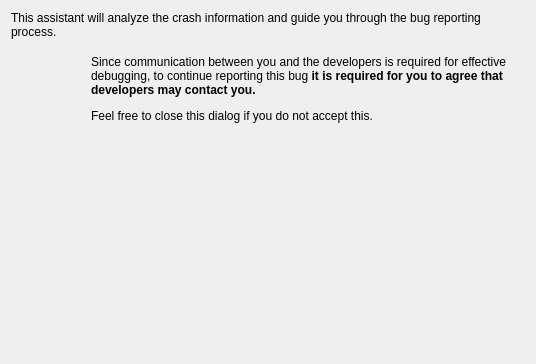
Old version of the form src/bugzillaintegration/ui/assistantpage_introduction.ui in the repository KDE/drkonqi.
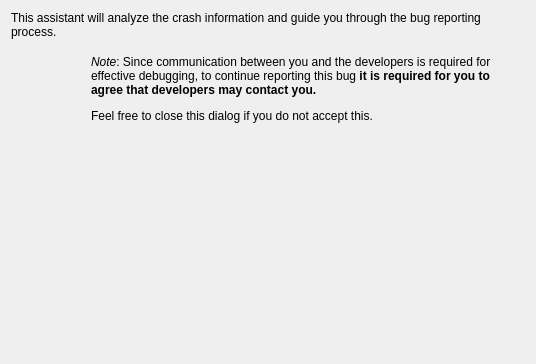
New version of the form.

```diff
--- a/src/bugzillaintegration/ui/assistantpage_introduction.ui
+++ b/src/bugzillaintegration/ui/assistantpage_introduction.ui
@@ -74,7 +74,7 @@
      <item>
       <widget class="QLabel" name="m_warningLabel">
        <property name="text">
-        <string comment="@info note before starting the bug reporting process">&lt;p&gt;&lt;note&gt;Since communication between you and the developers is required for effective debugging, to continue reporting this bug &lt;strong&gt;it is required for you to agree that developers may contact you.&lt;/strong&gt;&lt;/note&gt;&lt;/p&gt;&lt;p&gt;Feel free to close this dialog if you do not accept this.&lt;/p&gt;</string>
+        <string comment="@info note before starting the bug reporting process">&lt;p&gt;&lt;i&gt;Note&lt;/i&gt;: Since communication between you and the developers is required for effective debugging, to continue reporting this bug &lt;strong&gt;it is required for you to agree that developers may contact you.&lt;/strong&gt;&lt;/p&gt;&lt;p&gt;Feel free to close this dialog if you do not accept this.&lt;/p&gt;</string>
        </property>
        <property name="wordWrap">
         <bool>true</bool>
```
